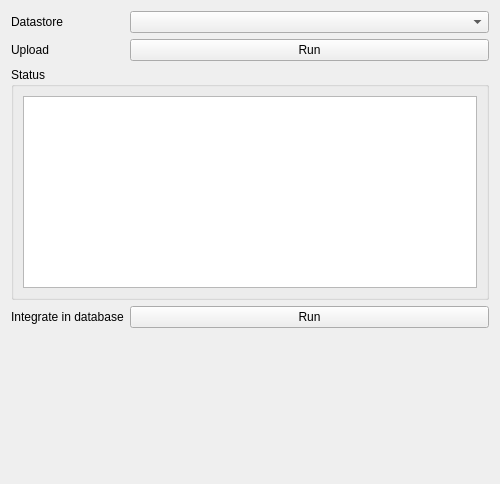
This is vectiler/gui/upload_creation/qwp_upload_creation.ui in JulesGrillot/plugin-qgis-geoplateforme as Qt 5 draws it before an edit. The edited form follows.
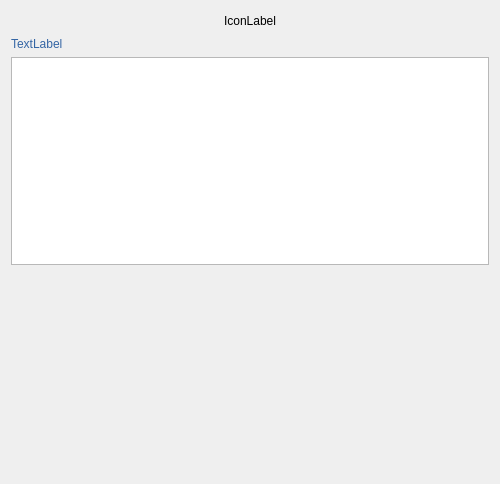
This is the edited form. Custom widgets are drawn as their Qt base class.

Commit message: Feature/review upload processing gui integration

What changed in the file:
```diff
--- a/vectiler/gui/upload_creation/qwp_upload_creation.ui
+++ b/vectiler/gui/upload_creation/qwp_upload_creation.ui
@@ -14,29 +14,7 @@
    <string>WizardPage</string>
   </property>
   <layout class="QGridLayout" name="gridLayout">
-   <item row="3" column="0" colspan="2">
-    <widget class="QgsCollapsibleGroupBox" name="gp_executions">
-     <property name="title">
-      <string>Status</string>
-     </property>
-     <layout class="QGridLayout" name="gridLayout_2">
-      <item row="0" column="0">
-       <widget class="QTableView" name="tableview_execution_list"/>
-      </item>
-     </layout>
-    </widget>
-   </item>
-   <item row="4" column="0">
-    <widget class="QLabel" name="lbl_integrate">
-     <property name="text">
-      <string>Integrate in database</string>
-     </property>
-    </widget>
-   </item>
-   <item row="0" column="1">
-    <widget class="DatastoreComboBox" name="cbx_datastore"/>
-   </item>
-   <item row="5" column="0">
+   <item row="4" column="1">
     <spacer name="verticalSpacer">
      <property name="orientation">
       <enum>Qt::Vertical</enum>
@@ -49,61 +27,55 @@
      </property>
     </spacer>
    </item>
-   <item row="2" column="1">
-    <widget class="QPushButton" name="btn_upload">
+   <item row="1" column="1">
+    <widget class="QLabel" name="lbl_step_icon">
      <property name="text">
-      <string>Run</string>
+      <string>IconLabel</string>
      </property>
     </widget>
    </item>
-   <item row="4" column="1">
-    <widget class="QPushButton" name="btn_integrate">
-     <property name="text">
-      <string>Run</string>
+   <item row="1" column="0">
+    <spacer name="horizontalSpacer">
+     <property name="orientation">
+      <enum>Qt::Horizontal</enum>
      </property>
-    </widget>
+     <property name="sizeHint" stdset="0">
+      <size>
+       <width>40</width>
+       <height>20</height>
+      </size>
+     </property>
+    </spacer>
    </item>
-   <item row="2" column="0">
-    <widget class="QLabel" name="lb_upload">
-     <property name="sizePolicy">
-      <sizepolicy hsizetype="Fixed" vsizetype="Preferred">
-       <horstretch>0</horstretch>
-       <verstretch>0</verstretch>
-      </sizepolicy>
+   <item row="1" column="2">
+    <spacer name="horizontalSpacer_2">
+     <property name="orientation">
+      <enum>Qt::Horizontal</enum>
      </property>
-     <property name="text">
-      <string>Upload</string>
+     <property name="sizeHint" stdset="0">
+      <size>
+       <width>40</width>
+       <height>20</height>
+      </size>
      </property>
-    </widget>
+    </spacer>
    </item>
-   <item row="0" column="0">
-    <widget class="QLabel" name="label">
-     <property name="sizePolicy">
-      <sizepolicy hsizetype="Fixed" vsizetype="Preferred">
-       <horstretch>0</horstretch>
-       <verstretch>0</verstretch>
-      </sizepolicy>
+   <item row="3" column="0" colspan="3">
+    <widget class="QTableView" name="tableview_execution_list"/>
+   </item>
+   <item row="2" column="0" colspan="3">
+    <widget class="QLabel" name="lbl_step_text">
+     <property name="styleSheet">
+      <string notr="true">font: 75 13pt &quot;Ubuntu Condensed&quot;;
+color: rgb(52, 101, 164);</string>
      </property>
      <property name="text">
-      <string>Datastore</string>
+      <string>TextLabel</string>
      </property>
     </widget>
    </item>
   </layout>
  </widget>
- <customwidgets>
-  <customwidget>
-   <class>QgsCollapsibleGroupBox</class>
-   <extends>QGroupBox</extends>
-   <header>qgscollapsiblegroupbox.h</header>
-   <container>1</container>
-  </customwidget>
-  <customwidget>
-   <class>DatastoreComboBox</class>
-   <extends>QComboBox</extends>
-   <header>vectiler.gui.cbx_datastore</header>
-  </customwidget>
- </customwidgets>
  <resources/>
  <connections/>
 </ui>
```
The commit also changes 5 other files.
